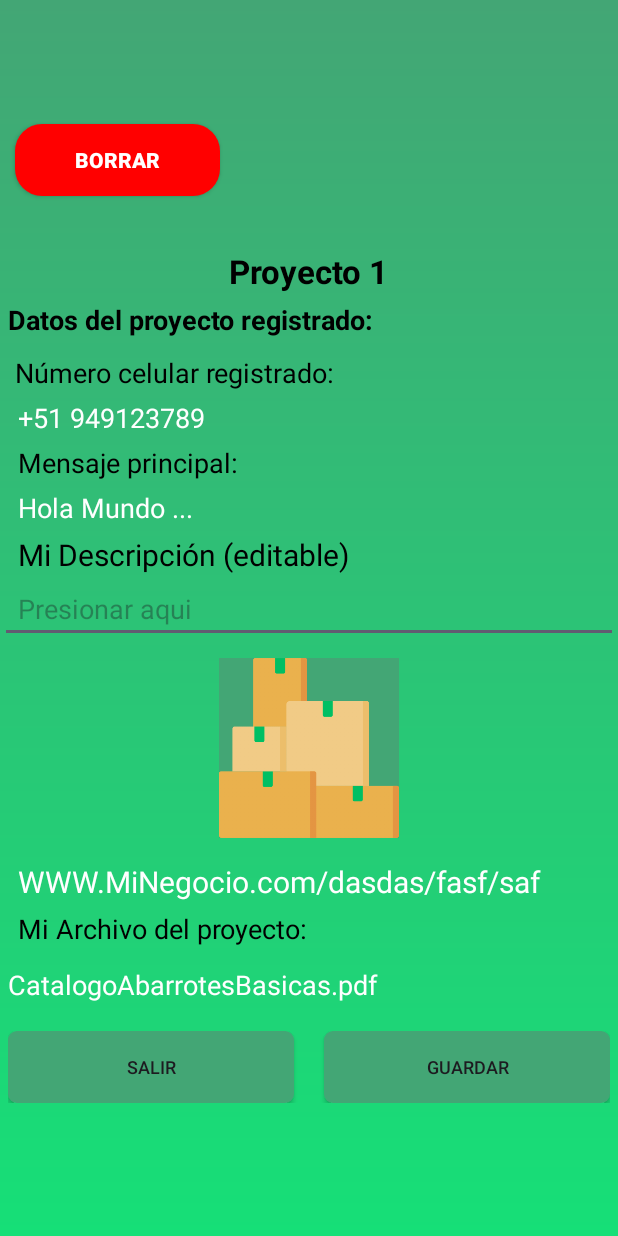
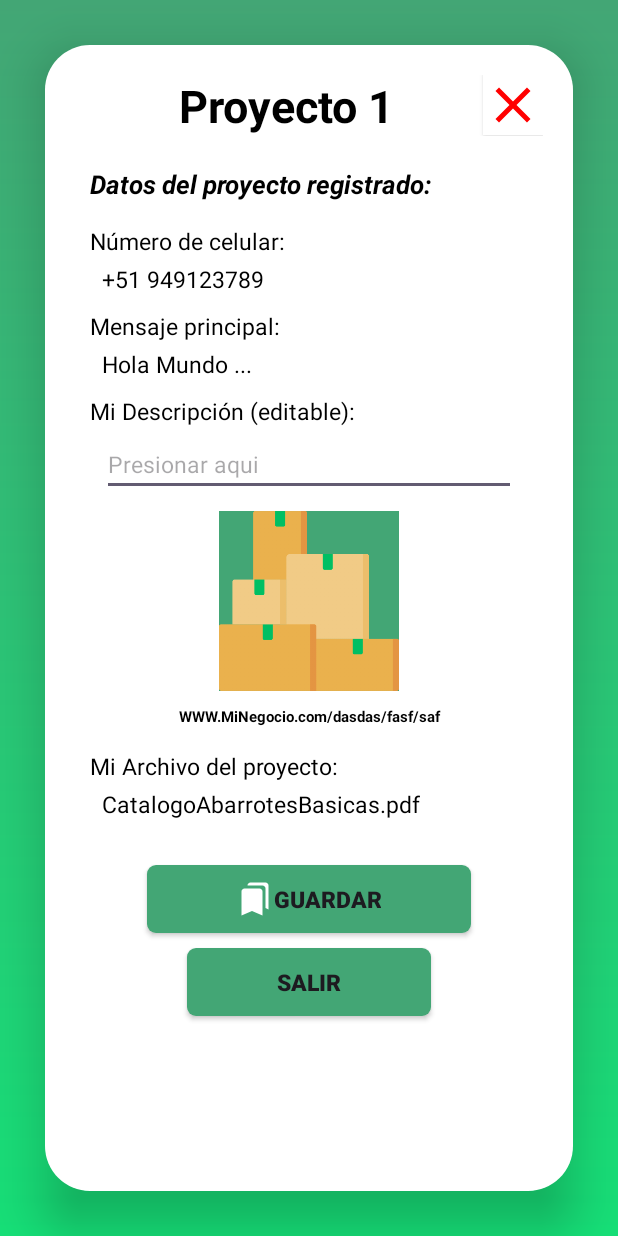
Before and after one commit to Hernan2001/Proyecto_Piwapp, an Android app: the Activity8_VentanaEdicion screen opened directly, with no data from a screen before it, on a phone screen of 412 x 824 dp. Run offline under Robolectric (Android 15) with nearby library versions, the phone set to English and light mode, and no system bars; our stand-ins replace Firebase (no records; nobody signed in at launch, a user with empty details on screens opened directly); 1 statement that could not run was skipped.

Commit message:
Interfaz Usuario(modificado), Interfaz VentanaEdicion(modificado)

```diff
--- /dev/null
+++ b/app/src/main/res/drawable/baseline_close.xml
@@ -0,0 +1,5 @@
+<vector android:height="24dp" android:tint="#000000"
+    android:viewportHeight="24" android:viewportWidth="24"
+    android:width="24dp" xmlns:android="http://schemas.android.com/apk/res/android">
+    <path android:fillColor="@android:color/white" android:pathData="M19,6.41L17.59,5 12,10.59 6.41,5 5,6.41 10.59,12 5,17.59 6.41,19 12,13.41 17.59,19 19,17.59 13.41,12z"/>
+</vector>
--- /dev/null
+++ b/app/src/main/res/drawable/guardar.xml
@@ -0,0 +1,5 @@
+<vector android:height="24dp" android:tint="#000000"
+    android:viewportHeight="24" android:viewportWidth="24"
+    android:width="24dp" xmlns:android="http://schemas.android.com/apk/res/android">
+    <path android:fillColor="@android:color/white" android:pathData="M19,18l2,1V3c0,-1.1 -0.9,-2 -2,-2H8.99C7.89,1 7,1.9 7,3h10c1.1,0 2,0.9 2,2v13zM15,5H5c-1.1,0 -2,0.9 -2,2v16l7,-3 7,3V7c0,-1.1 -0.9,-2 -2,-2z"/>
+</vector>
--- a/app/src/main/res/layout/activity_activity6_crear.xml
+++ b/app/src/main/res/layout/activity_activity6_crear.xml
@@ -34,7 +34,7 @@
             android:textAlignment="center"
             android:layout_margin="30dp"
             android:textColor="@color/black"
-            android:textStyle="normal"/>
+            android:textStyle="bold"/>
 
         <EditText
             android:id="@+id/txt_nombreProyecto"
@@ -53,8 +53,7 @@
             android:text="Número celular:"
             android:textSize="15sp"
             android:layout_margin="10dp"
-            android:textColor="@color/black"
-            android:textStyle="normal"/>
+            android:textColor="@color/black"/>
 
         <EditText
             android:id="@+id/txt_numCelular"
--- a/app/src/main/res/layout/activity_activity8_ventana_edicion.xml
+++ b/app/src/main/res/layout/activity_activity8_ventana_edicion.xml
@@ -16,73 +16,81 @@
         app:layout_constraintStart_toStartOf="parent"
         app:layout_constraintTop_toTopOf="parent">
 
-        <android.widget.Button
-            android:id="@+id/btn_borrarProyecto"
-            android:layout_width="wrap_content"
+        <LinearLayout
+            android:layout_width="match_parent"
+            android:layout_height="match_parent"
+            android:background="@drawable/rounder_backgound"
+            android:layout_margin="30dp"
+            android:padding="20dp"
+            android:elevation="20dp"
+            android:orientation="vertical">
+
+            <LinearLayout
+                android:layout_width="match_parent"
                 android:layout_height="wrap_content"
                 android:layout_marginLeft="10dp"
-            android:layout_marginBottom="20dp"
-            android:layout_gravity="left"
-            android:background="@drawable/button_click_red"
-            android:textColor="@color/white"
-            android:textStyle="bold"
-            android:textSize="14sp"
-            android:text="Borrar"
-            />
+                android:orientation="horizontal">
 
                 <TextView
                     android:id="@+id/txt_nombreProyectoEdit"
-            android:layout_width="wrap_content"
+                    android:layout_width="match_parent"
                     android:layout_height="wrap_content"
-            android:layout_marginTop="15dp"
-            android:layout_gravity="center"
+                    android:layout_weight="2"
                     android:text="Proyecto 1"
+                    android:textAlignment="center"
                     android:textColor="@color/black"
-            android:textSize="22sp"
+                    android:textSize="30sp"
                     android:textStyle="bold" />
+
+                <android.widget.Button
+                    android:id="@+id/btn_borrarProyecto"
+                    android:layout_width="40dp"
+                    android:layout_height="40dp"
+                    android:layout_gravity="right"
+                    android:background="@color/white"
+                    android:foreground="@drawable/baseline_close"
+                    android:foregroundTint="@color/red"/>
+            </LinearLayout>
+
+
 
             <TextView
                 android:id="@+id/textView12"
                 android:layout_width="match_parent"
                 android:layout_height="wrap_content"
-            android:gravity="left"
-            android:padding="5dp"
-            android:textSize="18sp"
-            android:textStyle="bold"
+                android:layout_marginTop="20dp"
+                android:text="Datos del proyecto registrado:"
+                android:layout_marginLeft="10dp"
+                android:textAllCaps="false"
                 android:textColor="@color/black"
-            android:text="Datos del proyecto registrado:" />
+                android:textSize="17sp"
+                android:textStyle="bold|italic" />
 
             <TextView
             android:layout_width="match_parent"
             android:layout_height="wrap_content"
-            android:gravity="left"
-            android:paddingLeft="10dp"
-            android:paddingRight="10dp"
-            android:layout_marginTop="5dp"
-            android:textSize="18sp"
+            android:textSize="15sp"
+            android:layout_marginLeft="10dp"
             android:textColor="@color/black"
-            android:text="Número celular registrado:" />
+                android:layout_marginTop="15dp"
+            android:text="Número de celular:" />
 
         <TextView
             android:id="@+id/txt_numCelEdit"
             android:layout_width="match_parent"
             android:layout_height="wrap_content"
-            android:gravity="left"
-            android:paddingLeft="12dp"
-            android:paddingRight="12dp"
-            android:layout_marginTop="5dp"
-            android:textSize="18sp"
-            android:textColor="@color/white"
+            android:textSize="15sp"
+            android:layout_marginLeft="18dp"
+            android:layout_marginTop="4dp"
+            android:textColor="@color/black"
             android:text="+51 949123789" />
 
         <TextView
             android:layout_width="match_parent"
             android:layout_height="wrap_content"
-            android:gravity="left"
-            android:paddingLeft="12dp"
-            android:paddingRight="12dp"
-            android:layout_marginTop="5dp"
-            android:textSize="18sp"
+            android:layout_marginTop="10dp"
+            android:textSize="15sp"
+            android:layout_marginLeft="10dp"
             android:textColor="@color/black"
             android:text="Mensaje principal:" />
 
@@ -90,37 +98,35 @@
             android:id="@+id/txt_mensajeEdit"
             android:layout_width="match_parent"
             android:layout_height="wrap_content"
-            android:gravity="left"
-            android:paddingLeft="12dp"
-            android:paddingRight="12dp"
-            android:layout_marginTop="5dp"
-            android:textSize="18sp"
-            android:textColor="@color/white"
+            android:layout_marginLeft="18dp"
+            android:textSize="15sp"
+            android:layout_marginTop="4dp"
+            android:textColor="@color/black"
             android:text="Hola Mundo ..." />
 
         <TextView
             android:id="@+id/textView17"
             android:layout_width="match_parent"
             android:layout_height="wrap_content"
-            android:gravity="left"
-            android:paddingLeft="12dp"
-            android:paddingRight="12dp"
-            android:layout_marginTop="5dp"
-            android:textSize="20sp"
+            android:layout_marginTop="10dp"
+            android:textSize="15sp"
             android:textColor="@color/black"
-            android:text="Mi Descripción (editable)" />
+            android:text="Mi Descripción (editable):"
+            android:layout_marginLeft="10dp"/>
 
 
         <EditText
             android:id="@+id/txt_descripcionEdit"
             android:layout_width="match_parent"
             android:layout_height="wrap_content"
-            android:gravity="left"
-            android:paddingLeft="12dp"
-            android:paddingRight="12dp"
             android:ems="10"
+            android:textSize="15dp"
             android:inputType="text"
-            android:hint="Presionar aqui" />
+            android:hint="Presionar aqui"
+            android:layout_marginTop="4dp"
+            android:textColor="@color/black"
+            android:layout_marginLeft="18dp"
+            android:layout_marginRight="18dp"/>
 
         <ImageView
             android:id="@+id/img_qrEdit"
@@ -139,12 +145,10 @@
             android:id="@+id/txt_linkEdit"
             android:layout_width="match_parent"
             android:layout_height="wrap_content"
-            android:gravity="left"
-            android:paddingLeft="12dp"
-            android:paddingRight="12dp"
-            android:layout_marginTop="5dp"
-            android:textSize="20sp"
-            android:textColor="@color/white"
+            android:textSize="10sp"
+            android:gravity="center"
+            android:textStyle="bold"
+            android:textColor="@color/black"
             android:text="WWW.MiNegocio.com/dasdas/fasf/saf"
             />
 
@@ -152,53 +156,54 @@
             android:id="@+id/textView19"
             android:layout_width="match_parent"
             android:layout_height="wrap_content"
-            android:gravity="left"
-            android:paddingLeft="12dp"
-            android:paddingRight="12dp"
-            android:layout_marginTop="5dp"
-            android:textSize="18sp"
+            android:layout_marginTop="15dp"
+            android:textSize="15sp"
             android:textColor="@color/black"
-            android:text="Mi Archivo del proyecto:" />
+            android:text="Mi Archivo del proyecto:"
+            android:layout_marginLeft="10dp"
+            android:layout_marginRight="10dp"/>
 
         <TextView
             android:id="@+id/txt_pathLinkEdit"
             android:layout_width="match_parent"
-            android:layout_height="40dp"
+            android:layout_height="wrap_content"
             android:inputType="text"
-            android:gravity="center|left"
-            android:layout_margin="5dp"
-            android:textSize="18sp"
-            android:textColor="@color/white"
-            android:text="CatalogoAbarrotesBasicas.pdf"/>
+            android:textSize="15sp"
+            android:textColor="@color/black"
+            android:text="CatalogoAbarrotesBasicas.pdf"
+            android:layout_marginTop="4dp"
+            android:layout_marginRight="10dp"
+            android:layout_marginLeft="18dp"/>
 
-        <LinearLayout
-            android:layout_width="match_parent"
-            android:layout_height="wrap_content"
-            android:layout_margin="5dp"
+
+
+            <android.widget.Button
+                android:id="@+id/btn_guardarEdicionA8"
+                android:layout_width="wrap_content"
+                android:layout_height="45dp"
+                android:layout_marginBottom="10dp"
+                android:background="@drawable/button_standar"
+                android:text="Guardar"
+                android:drawableLeft="@drawable/guardar"
+                android:drawableTint="@color/white"
+                android:textSize="15sp"
+                android:textStyle="bold"
                 android:layout_gravity="center"
-            android:orientation="horizontal">
+                android:layout_marginTop="30dp"/>
 
             <android.widget.Button
                 android:id="@+id/btn_cancelarEdicionA8"
-                android:layout_width="match_parent"
-                android:layout_height="wrap_content"
-                android:layout_weight="1"
-                android:layout_marginRight="10dp"
+                android:layout_width="wrap_content"
+                android:layout_height="45dp"
                 android:background="@drawable/button_standar"
-                android:textSize="12sp"
-                android:text="SALIR"
+                android:textSize="15dp"
+                android:layout_gravity="center"
+                android:layout_marginBottom="10dp"
+                android:textStyle="bold"
+                android:text="Salir"
+
                 />
-            <android.widget.Button
-                android:id="@+id/btn_guardarEdicionA8"
-                android:layout_width="match_parent"
-                android:layout_height="wrap_content"
-                android:layout_weight="1"
-                android:layout_marginLeft="10dp"
-                android:background="@drawable/button_standar"
-                android:textSize="12sp"
-                android:text="GUARDAR"
-                />
-        </LinearLayout>
 
         </LinearLayout>
+    </LinearLayout>
 </androidx.constraintlayout.widget.ConstraintLayout>
```
Also changed, not shown: app/src/main/res/layout/activity_activity3_login.xml (+18 -16 lines), app/src/main/res/layout/activity_activity4_register.xml (+22 -25 lines), app/src/main/res/layout/activity_activity7_usuario.xml (+71 -37 lines). Lines whose indentation alone changed are shown as unchanged.
